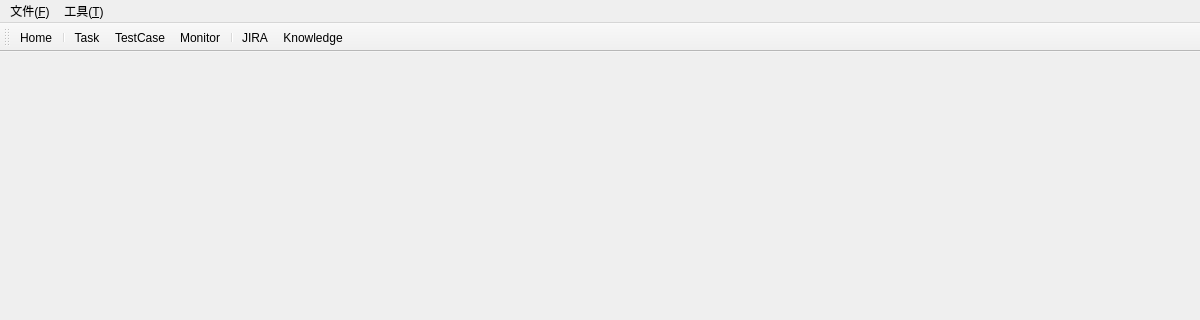
Qt form framework/gui/ui/src/main.ui (cash2one/AutoDriver) before a commit; both pictures show x 0 to 1200 and y 0 to 320 of the 1200 by 700 pixel window.
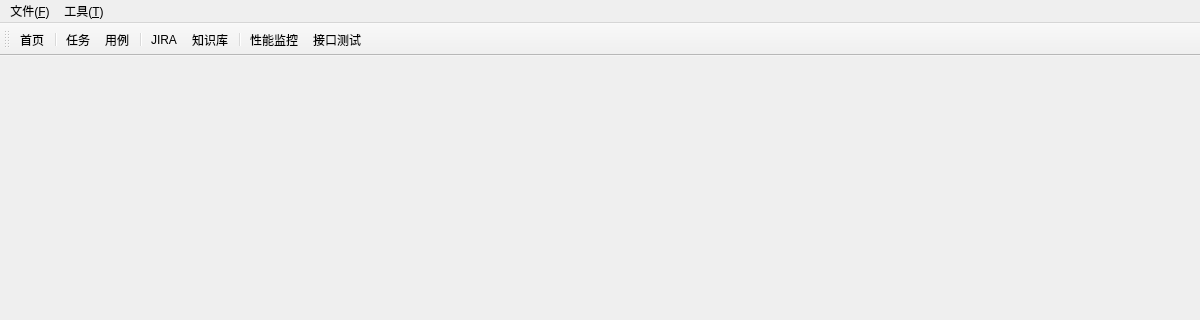
The same form after that commit. Icons and pictures are not drawn.

Diff of the .ui file:
```diff
--- a/framework/gui/ui/src/main.ui
+++ b/framework/gui/ui/src/main.ui
@@ -92,10 +92,12 @@
    <addaction name="separator"/>
    <addaction name="toolbar_task"/>
    <addaction name="toolbar_case"/>
-   <addaction name="toolbar_monitor"/>
    <addaction name="separator"/>
    <addaction name="toolbar_jira"/>
    <addaction name="toolbar_knowledge"/>
+   <addaction name="separator"/>
+   <addaction name="toolbar_monitor"/>
+   <addaction name="toolbar_interface"/>
   </widget>
   <action name="menu_save">
    <property name="text">
@@ -121,7 +123,7 @@
      <normaloff>:/toolbars/res/home.png</normaloff>:/toolbars/res/home.png</iconset>
    </property>
    <property name="text">
-    <string>Home</string>
+    <string>首页</string>
    </property>
   </action>
   <action name="toolbar_case">
@@ -130,7 +132,7 @@
      <normaloff>:/toolbars/res/table_sheet.png</normaloff>:/toolbars/res/table_sheet.png</iconset>
    </property>
    <property name="text">
-    <string>TestCase</string>
+    <string>用例</string>
    </property>
   </action>
   <action name="menu_inf">
@@ -167,7 +169,7 @@
      <normaloff>:/toolbars/res/task.png</normaloff>:/toolbars/res/task.png</iconset>
    </property>
    <property name="text">
-    <string>Task</string>
+    <string>任务</string>
    </property>
   </action>
   <action name="toolbar_knowledge">
@@ -176,7 +178,7 @@
      <normaloff>:/toolbars/res/inbox.png</normaloff>:/toolbars/res/inbox.png</iconset>
    </property>
    <property name="text">
-    <string>Knowledge</string>
+    <string>知识库</string>
    </property>
   </action>
   <action name="toolbar_monitor">
@@ -185,7 +187,16 @@
      <normaloff>:/toolbars/res/system_monitor.png</normaloff>:/toolbars/res/system_monitor.png</iconset>
    </property>
    <property name="text">
-    <string>Monitor</string>
+    <string>性能监控</string>
+   </property>
+  </action>
+  <action name="toolbar_interface">
+   <property name="icon">
+    <iconset resource="../res.qrc">
+     <normaloff>:/toolbars/res/interface.png</normaloff>:/toolbars/res/interface.png</iconset>
+   </property>
+   <property name="text">
+    <string>接口测试</string>
    </property>
   </action>
  </widget>
```
Left out of the diff: 4 changed lines with no effect on the pictures.
